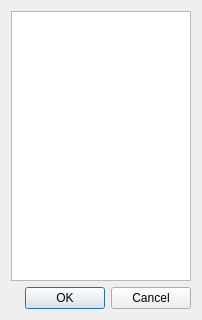
First picture: the form in trunk/gui_divers/dialog_list.ui, repository davy7125/polyphone, before the edit.
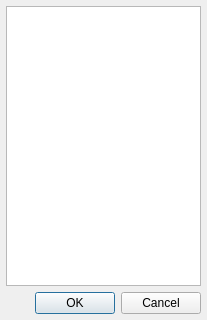
Second picture: the form after the edit. Icons and pictures are not drawn.

Diff of the .ui file:
```diff
--- a/trunk/gui_divers/dialog_list.ui
+++ b/trunk/gui_divers/dialog_list.ui
@@ -6,7 +6,7 @@
    <rect>
     <x>0</x>
     <y>0</y>
-    <width>202</width>
+    <width>207</width>
     <height>320</height>
    </rect>
   </property>
@@ -15,6 +15,21 @@
     <normaloff>:/icones/icon</normaloff>:/icones/icon</iconset>
   </property>
   <layout class="QGridLayout" name="gridLayout">
+   <property name="leftMargin">
+    <number>6</number>
+   </property>
+   <property name="topMargin">
+    <number>6</number>
+   </property>
+   <property name="rightMargin">
+    <number>6</number>
+   </property>
+   <property name="bottomMargin">
+    <number>6</number>
+   </property>
+   <property name="spacing">
+    <number>6</number>
+   </property>
    <item row="0" column="0">
     <widget class="QListWidget" name="listWidget"/>
    </item>
```
